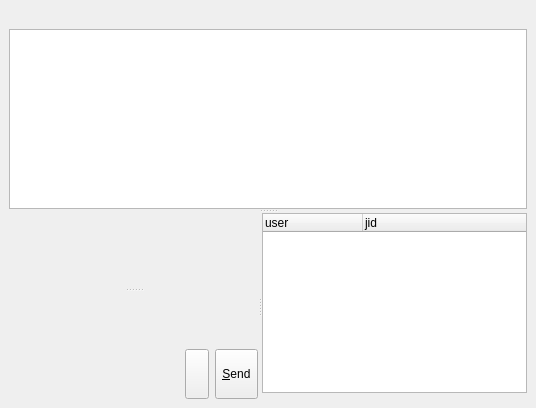
Qt form widgets/groupchatwidget.ui (xmpp-graveyard/jabbim) before a commit.
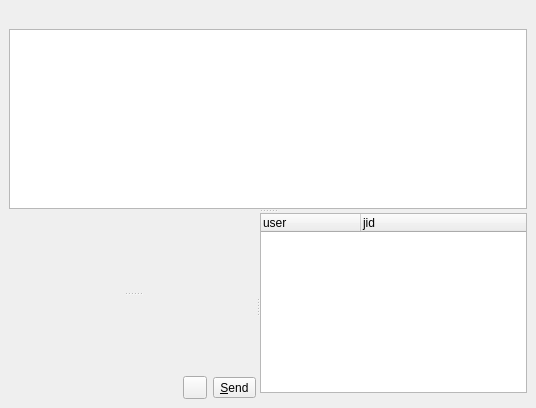
The same form after that commit. Icons and pictures are not drawn.

```diff
--- a/widgets/groupchatwidget.ui
+++ b/widgets/groupchatwidget.ui
@@ -22,7 +22,7 @@
    <property name="spacing" >
     <number>6</number>
    </property>
-   <item rowspan="2" row="1" column="0" colspan="2" >
+   <item row="1" column="0" >
     <widget class="QSplitter" name="splitter_3" >
      <property name="orientation" >
       <enum>Qt::Vertical</enum>
@@ -75,22 +75,14 @@
            </property>
            <property name="sizeHint" >
             <size>
-             <width>161</width>
-             <height>27</height>
+             <width>158</width>
+             <height>0</height>
             </size>
            </property>
           </spacer>
          </item>
          <item row="1" column="1" >
           <widget class="QToolButton" name="smileys" >
-           <property name="sizePolicy" >
-            <sizepolicy>
-             <hsizetype>1</hsizetype>
-             <vsizetype>1</vsizetype>
-             <horstretch>0</horstretch>
-             <verstretch>0</verstretch>
-            </sizepolicy>
-           </property>
            <property name="toolTip" >
             <string>You can add emoticons by clicking here</string>
            </property>
@@ -107,14 +99,6 @@
          </item>
          <item row="1" column="2" >
           <widget class="QToolButton" name="sendButton" >
-           <property name="sizePolicy" >
-            <sizepolicy>
-             <hsizetype>1</hsizetype>
-             <vsizetype>1</vsizetype>
-             <horstretch>0</horstretch>
-             <verstretch>0</verstretch>
-            </sizepolicy>
-           </property>
            <property name="text" >
             <string>&amp;Send</string>
            </property>
@@ -174,7 +158,7 @@
      </widget>
     </widget>
    </item>
-   <item row="0" column="0" colspan="2" >
+   <item row="0" column="0" >
     <widget class="QLabel" name="disco_info" >
      <property name="text" >
       <string/>
```
